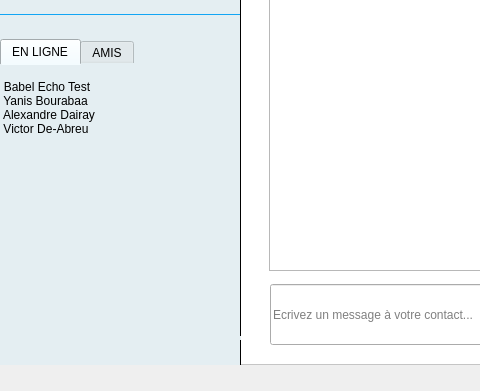
Qt form client/mainwindow.ui (adrijere/cpp_babel) before a commit; both pictures show x 0 to 480 and y 235 to 626 of the 821 by 626 pixel window.
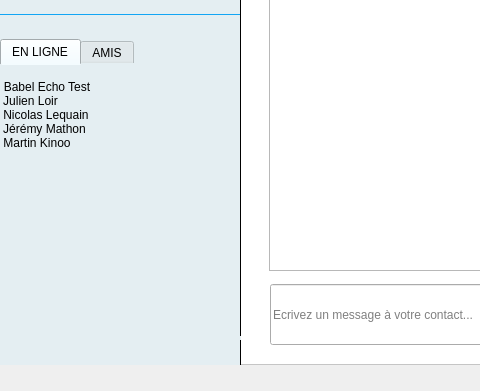
The same form after that commit. Icons and pictures are not drawn.

The edit to the form file:
```diff
--- a/client/mainwindow.ui
+++ b/client/mainwindow.ui
@@ -149,17 +149,22 @@
       </item>
       <item>
        <property name="text">
-        <string>Yanis Bourabaa</string>
+        <string>Julien Loir</string>
        </property>
       </item>
       <item>
        <property name="text">
-        <string>Alexandre Dairay</string>
+        <string>Nicolas Lequain</string>
        </property>
       </item>
       <item>
        <property name="text">
-        <string>Victor De-Abreu</string>
+        <string>Jérémy Mathon</string>
+       </property>
+      </item>
+      <item>
+       <property name="text">
+        <string>Martin Kinoo</string>
        </property>
       </item>
      </widget>
```
Left out of the diff: 6 changed lines with no effect on the pictures.
